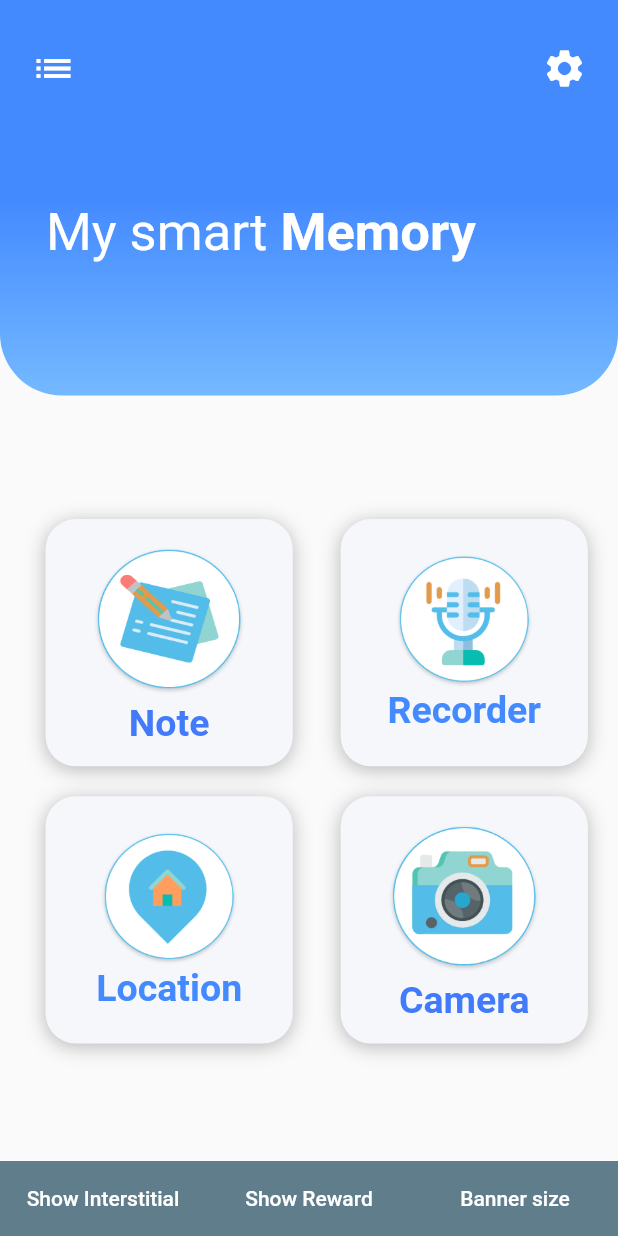
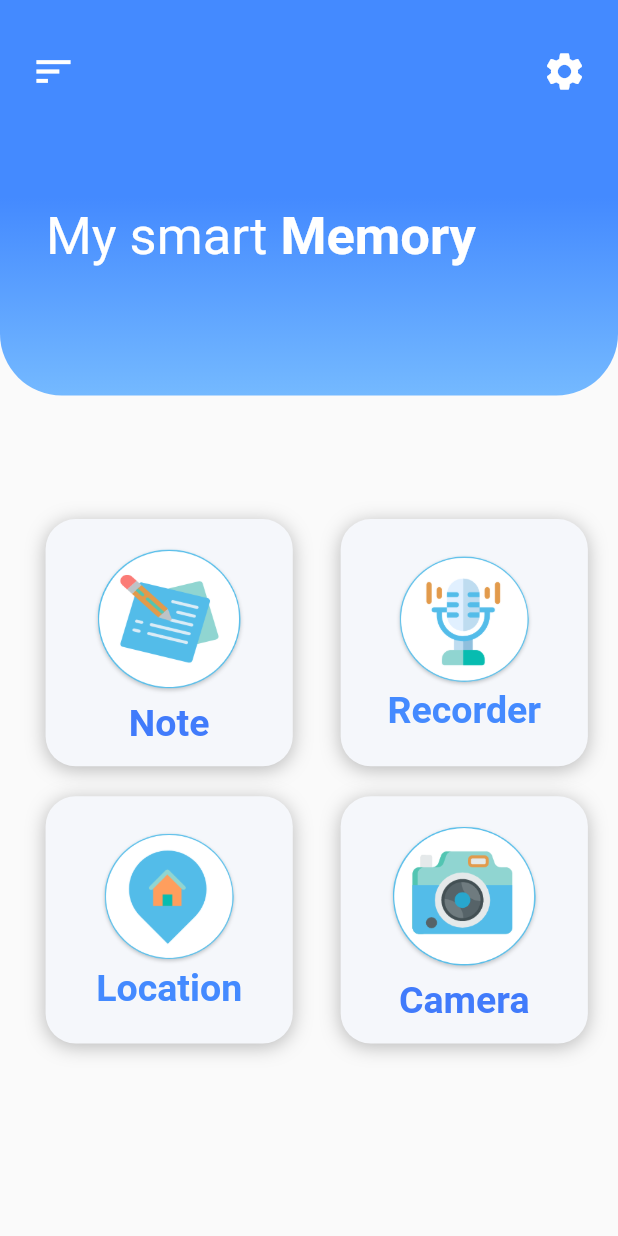
Before and after one commit to bardoun7894/alarm_recorder, a Flutter app: the screen it shows after launch, on a phone screen of 412 x 824 dp. Run offline on Flutter 3.47's test engine with Material 2 defaults, Android fonts, the phone set to English and light mode, and no system bars; our stand-ins replace audioplayers, easy_localization, file, file_picker, flutter_local_notifications, flutter_spinkit and 7 more; missing offline and left inert: admob_flutter, android_intent, bloc_pattern, flutter_audio_recorder; accounts and stored records are empty.

Commit message:
fix AppBAr

```diff
--- a/lang/ar.json
+++ b/lang/ar.json
@@ -19,6 +19,7 @@
   "notifications": "الاشعارات",
   "change_language": "تغيير اللغة",
   "about": "عن",
-  "cropper": "قص الصورة "
+  "cropper": "قص الصورة ",
+  "disable_ads": "أزل الاعلانات"
 
 }
--- a/lang/en.json
+++ b/lang/en.json
@@ -15,9 +15,10 @@
   "all_notes": " all notes",
   "record_voice": "record voice",
   "recorder_list": "recorder list",
-  "settings": "settings",
+  "settings": "Ssettings",
   "notifications": "Notifications",
   "change_language": "change language ",
   "about": "about",
-  "cropper": "Crop Image"
+  "cropper": "Crop Image",
+  "disable_ads": "disable ads"
 }
--- a/lib/home_page/homepage.dart
+++ b/lib/home_page/homepage.dart
@@ -22,10 +22,10 @@ class MyHomePage extends StatefulWidget {
 
 class _MyHomePageState extends State<MyHomePage>   with SingleTickerProviderStateMixin {
   final GlobalKey<ScaffoldState> _scaffoldKey = new GlobalKey<ScaffoldState>();
-
-  AdmobBannerSize bannerSize;
-  AdmobInterstitial interstitialAd;
-  AdmobReward rewardAd;
+  //TODO add ads
+//  AdmobBannerSize bannerSize;
+//  AdmobInterstitial interstitialAd;
+//  AdmobReward rewardAd;
 
   GlobalKey<ScaffoldState> scaffoldState = GlobalKey();
 
@@ -36,70 +36,32 @@ class _MyHomePageState extends State<MyHomePage>   with SingleTickerProviderStat
   void initState() {
     // TODO: ADmob
     super.initState();
-    bannerSize = AdmobBannerSize.BANNER;
 
-    interstitialAd = AdmobInterstitial(
-      adUnitId: getInterstitialAdUnitId(),
-      listener: (AdmobAdEvent event, Map<String, dynamic> args) {
-        if (event == AdmobAdEvent.closed) interstitialAd.load();
-      },
-    );
-    rewardAd = AdmobReward(
-        adUnitId: getRewardBasedVideoAdUnitId(),
-        listener: (AdmobAdEvent event, Map<String, dynamic> args) {
-          if (event == AdmobAdEvent.closed) rewardAd.load();
-        });
-
-    interstitialAd.load();
-    rewardAd.load();
+//    bannerSize = AdmobBannerSize.BANNER;
+//
+//    interstitialAd = AdmobInterstitial(
+//      adUnitId: getInterstitialAdUnitId(),
+//      listener: (AdmobAdEvent event, Map<String, dynamic> args) {
+//        if (event == AdmobAdEvent.closed) interstitialAd.load();
+//      },
+//    );
+//    rewardAd = AdmobReward(
+//        adUnitId: getRewardBasedVideoAdUnitId(),
+//        listener: (AdmobAdEvent event, Map<String, dynamic> args) {
+//          if (event == AdmobAdEvent.closed) rewardAd.load();
+//        });
+//
+//    interstitialAd.load();
+//    rewardAd.load();
   }
     @override
   void dispose() {
-    interstitialAd.dispose();
-    rewardAd.dispose();
+    //TODO add ads
+//    interstitialAd.dispose();
+//    rewardAd.dispose();
     super.dispose();
   }
 
-  void handleEvent(AdmobAdEvent event, Map<String, dynamic> args, String adType) {
-    switch (event) {
-      case AdmobAdEvent.loaded:
-        showSnackBar('New Admob $adType Ad loaded!');
-        break;
-      case AdmobAdEvent.opened:
-        showSnackBar('Admob $adType Ad opened!');
-        break;
-      case AdmobAdEvent.closed:
-        showSnackBar('Admob $adType Ad closed!');
-                break;
-              case AdmobAdEvent.failedToLoad:
-                showSnackBar('Admob $adType failed to load. :(');
-                break;
-              case AdmobAdEvent.rewarded:
-                showDialog(
-                  context: scaffoldState.currentContext,
-                  builder: (BuildContext context) {
-                    return WillPopScope(
-                      child: AlertDialog(
-                        content: Column(
-                          mainAxisSize: MainAxisSize.min,
-                          children: <Widget>[
-                            Text('Reward callback fired. Thanks Andrew!'),
-                            Text('Type: ${args['type']}'),
-                            Text('Amount: ${args['amount']}'),
-                          ],
-                        ),
-                      ),
-                      onWillPop: () async {
-                        scaffoldState.currentState.hideCurrentSnackBar();
-                        return true;
-                      },
-                    );
-                  },
-                );
-                break;
-              default:
-            }
-          }
         String getBannerAdUnitId() {
           if (Platform.isIOS) {
             return 'ca-app-pub-3940256099942544/2934735716';
@@ -276,7 +238,7 @@ class _MyHomePageState extends State<MyHomePage>   with SingleTickerProviderStat
                           crossAxisAlignment: CrossAxisAlignment.start,
                           children: <Widget>[
                             Padding(
-                              padding: const EdgeInsets.only(top: 10.0),
+                              padding:   EdgeInsets.only(top:sizeConfig.screenWidth * .03),
                               child: Row(
                                 mainAxisAlignment: MainAxisAlignment.spaceBetween,
                                 crossAxisAlignment: CrossAxisAlignment.start,
@@ -286,7 +248,7 @@ class _MyHomePageState extends State<MyHomePage>   with SingleTickerProviderStat
                                       _scaffoldKey.currentState.openDrawer();
                                               },
                                     child: Icon(
-                                      Icons.list,
+                                      Icons.sort,
                                       color: Colors.white,
                                       size: fontWidgetSize.icone,
                                     ),
@@ -403,96 +365,7 @@ class _MyHomePageState extends State<MyHomePage>   with SingleTickerProviderStat
                   ],
                 ),
               ),
-         bottomNavigationBar: Builder(
-          builder: (BuildContext context) {
-            return Container(
-              color: Colors.blueGrey,
-              child: SafeArea(
-                child: SizedBox(
-                  height: 50,
-                  child: Row(
-                    crossAxisAlignment: CrossAxisAlignment.stretch,
-                    mainAxisAlignment: MainAxisAlignment.center,
-                    children: <Widget>[
-                      Expanded(
-                        child: FlatButton(
-                          child: Text(
-                            'Show Interstitial',
-                            style: TextStyle(color: Colors.white),
-                          ),
-                          onPressed: () async {
-                            if (await interstitialAd.isLoaded) {
-                              interstitialAd.show();
-                            } else {
-                              showSnackBar("Interstitial ad is still loading...");
-                            }
-                          },
-                          shape: RoundedRectangleBorder(borderRadius: BorderRadius.zero),
-                        ),
-                      ),
-                      Expanded(
-                        child: FlatButton(
-                          child: Text(
-                            'Show Reward',
-                            style: TextStyle(color: Colors.white),
-                          ),
-                          onPressed: () async {
-                            if (await rewardAd.isLoaded) {
-                              rewardAd.show();
-                            } else {
-                              showSnackBar("Reward ad is still loading...");
-                            }
-                          },
-                        ),
-                      ),
-                      Expanded(
-                        child: PopupMenuButton(
-                          initialValue: bannerSize,
-                          child: Center(
-                            child: Text(
-                              'Banner size',
-                              style: TextStyle(fontWeight: FontWeight.w500, color: Colors.white),
-                            ),
-                          ),
-                          offset: Offset(0, 20),
-                          onSelected: (AdmobBannerSize newSize) {
-                            setState(() {
-                              bannerSize = newSize;
-                            });
-                          },
-                          itemBuilder: (BuildContext context) => <PopupMenuEntry<AdmobBannerSize>>[
-                            PopupMenuItem(
-                              value: AdmobBannerSize.BANNER,
-                              child: Text('BANNER'),
-                            ),
-                            PopupMenuItem(
-                              value: AdmobBannerSize.LARGE_BANNER,
-                              child: Text('LARGE_BANNER'),
-                            ),
-                            PopupMenuItem(
-                              value: AdmobBannerSize.MEDIUM_RECTANGLE,
-                              child: Text('MEDIUM_RECTANGLE'),
-                            ),
-                            PopupMenuItem(
-                              value: AdmobBannerSize.FULL_BANNER,
-                              child: Text('FULL_BANNER'),
-                            ),
-                            PopupMenuItem(
-                              value: AdmobBannerSize.LEADERBOARD,
-                              child: Text('LEADERBOARD'),
-                            ),
 
-
-                          ],
-                        ),
-                      ),
-                    ],
-                  ),
-                ),
-              ),
-            );
-          },
-        ),
               );
           }
 
@@ -637,11 +510,6 @@ class _MyHomePageState extends State<MyHomePage>   with SingleTickerProviderStat
             );
           }
 
-  void showSnackBar(String content) {
-    scaffoldState.currentState.showSnackBar(SnackBar(
-      content: Text(content),
-      duration: Duration(milliseconds: 1500),
-    ));
-  }
+
 
 }
--- a/lib/notes/add_note.dart
+++ b/lib/notes/add_note.dart
@@ -19,6 +19,7 @@ import 'package:shared_preferences/shared_preferences.dart';
 import '../main.dart';
 
 class AddNotes extends StatefulWidget {
+
   Note note;
   String title;
   bool edit;
@@ -32,7 +33,6 @@ class AddNotes extends StatefulWidget {
 }
 
 class _AddNotesState extends State<AddNotes> {
-
   final _formKey =GlobalKey<FormState>();
   GetLocation getLocation = GetLocation();
   String textAfterGetImage = "";
@@ -194,11 +194,11 @@ activateFab()async{
           children: <Widget>[
             Container(
               margin: EdgeInsets.only(top: sizeConfig.screenHeight * .01),
-              height: sizeConfig.screenHeight * .14,
+              height: sizeConfig.screenHeight * .15,
               child: Column(
                 children: <Widget>[
                   Padding(
-                    padding: const EdgeInsets.symmetric(horizontal: 5.0),
+                    padding:   EdgeInsets.only( top:  sizeConfig.screenWidth * .03,left: 5),
                     child: Row(
                       mainAxisAlignment: MainAxisAlignment.spaceBetween,
                       children: <Widget>[
--- a/lib/notes/note_list.dart
+++ b/lib/notes/note_list.dart
@@ -65,8 +65,8 @@ class _NoteListState extends State<NoteList> {
             appBar: AppBar(
               leading: IconButton(icon: Icon(Icons.arrow_back,color: Colors.blueAccent,), onPressed: () {
                 Navigator.of(context).pushReplacement(
-                                  MaterialPageRoute(
-                                      builder: (BuildContext context) {
+                  MaterialPageRoute(
+                  builder: (BuildContext context) {
                                 return MyHomePage();
                               }));
               },),
```
Also changed, not shown: lib/main.dart (+5 -10 lines), lib/utils/settings.dart (+19 -10 lines).
